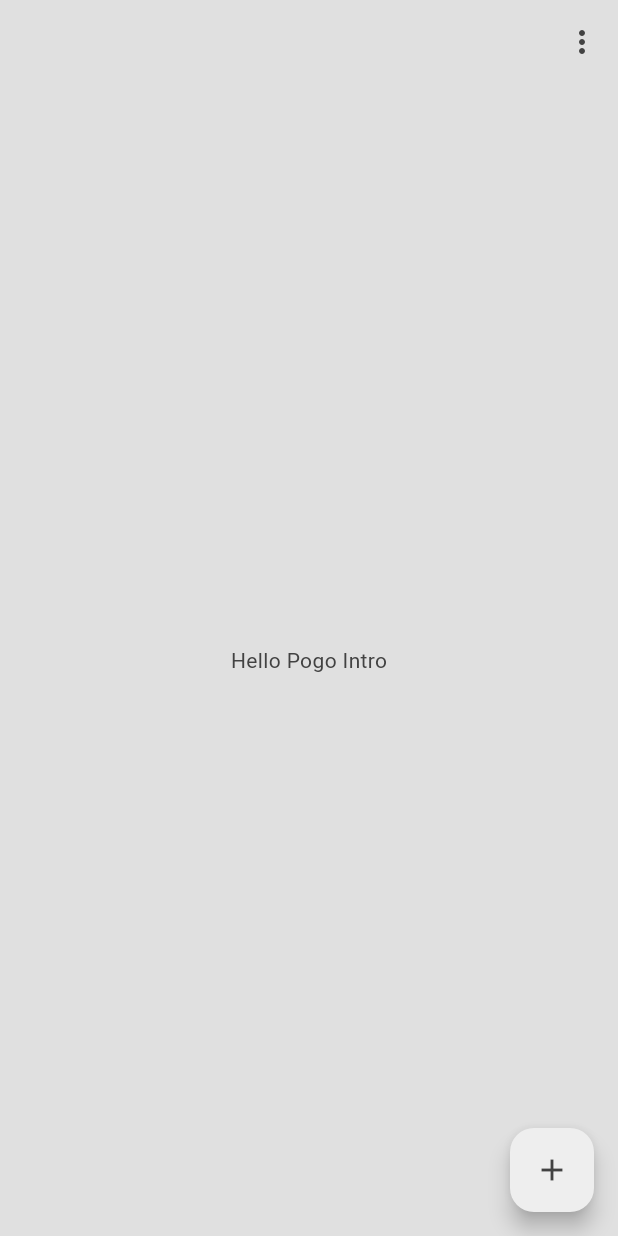
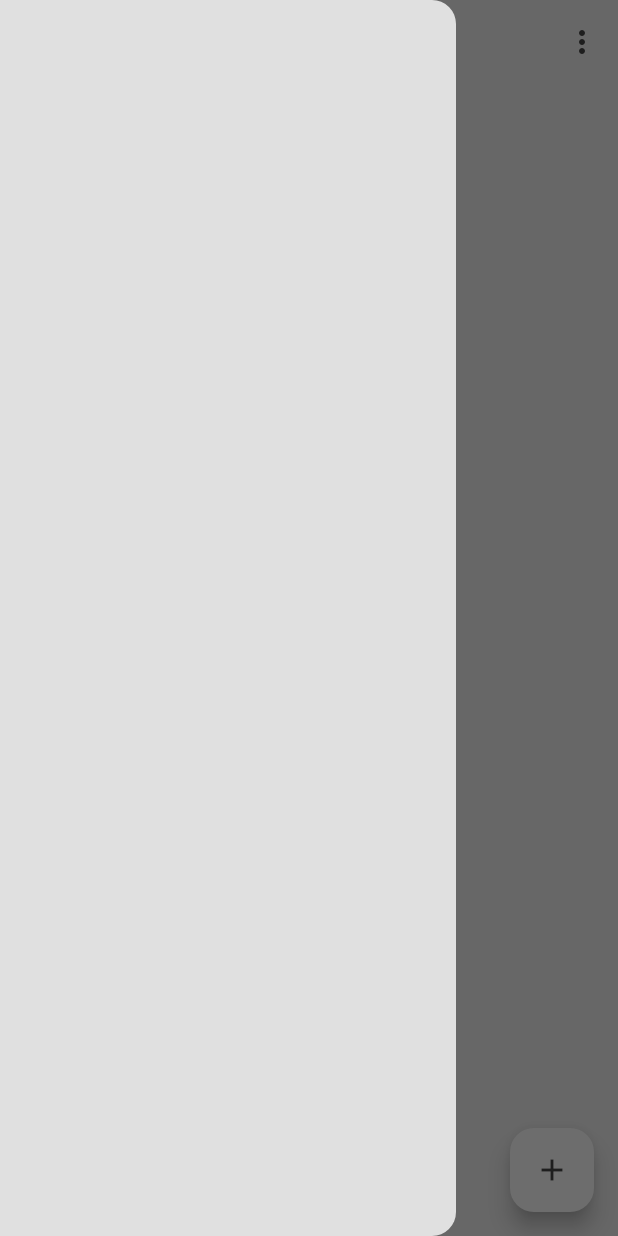
Before and after one commit to Astanto96/FixedFundsFlow, a Flutter app: the screen it shows after launch, with the side drawer open (before the commit the screen has no drawer), on a phone screen of 412 x 824 dp. Run offline on Flutter 3.47's test engine with Material 3 defaults, Android fonts, the phone set to English and light mode, and no system bars.

Commit message:
empty drawer widget

```diff
--- a/lib/pages/welcome_page.dart
+++ b/lib/pages/welcome_page.dart
@@ -1,3 +1,4 @@
+import 'package:fixedfundsflow/widgets/menu_drawer.dart';
 import 'package:flutter/material.dart';
 
 class WelcomePage extends StatelessWidget {
@@ -22,6 +23,7 @@ class WelcomePage extends StatelessWidget {
           ),
         ],
       ),
+      drawer: const MenuDrawer(),
       backgroundColor: Theme.of(context).colorScheme.background,
       body: const Center(
         child: Text('Hello Pogo Intro'),
--- /dev/null
+++ b/lib/widgets/menu_drawer.dart
@@ -0,0 +1,12 @@
+import 'package:flutter/material.dart';
+
+class MenuDrawer extends StatelessWidget {
+  const MenuDrawer({super.key});
+
+  @override
+  Widget build(BuildContext context) {
+    return Drawer(
+      backgroundColor: Theme.of(context).colorScheme.background,
+    );
+  }
+}
```
